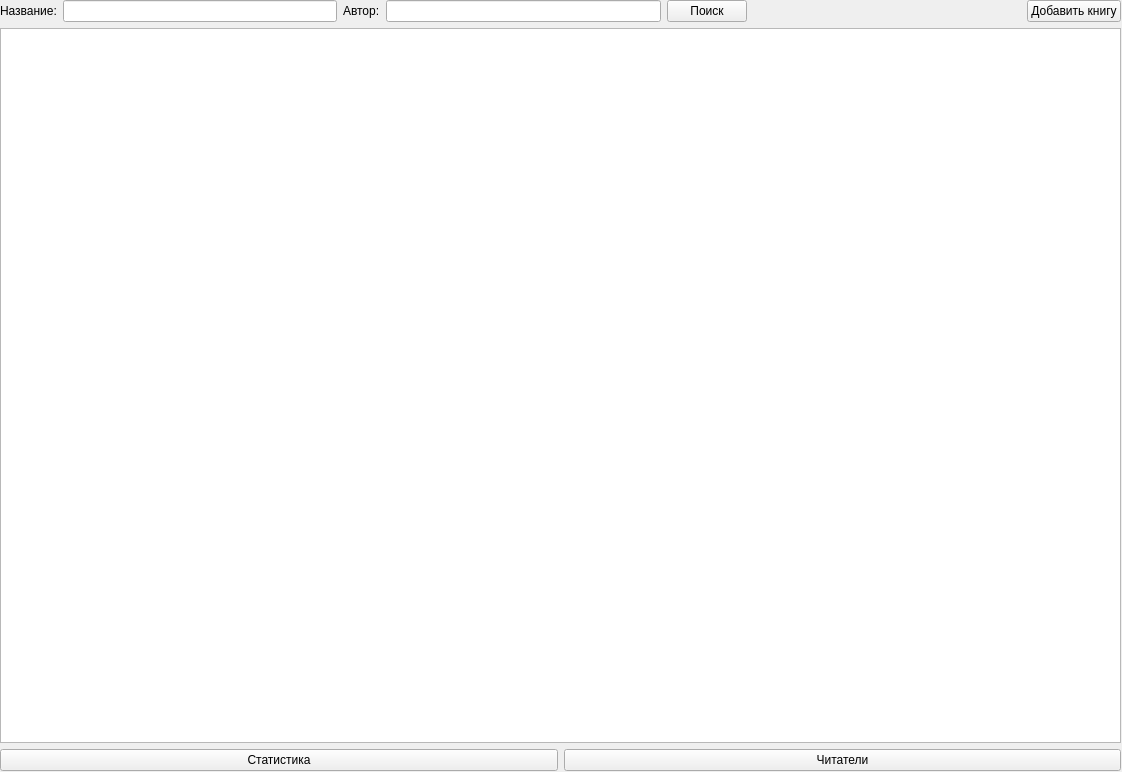
Old version of the form MainForm.ui in the repository sofia-on-air/librarian.
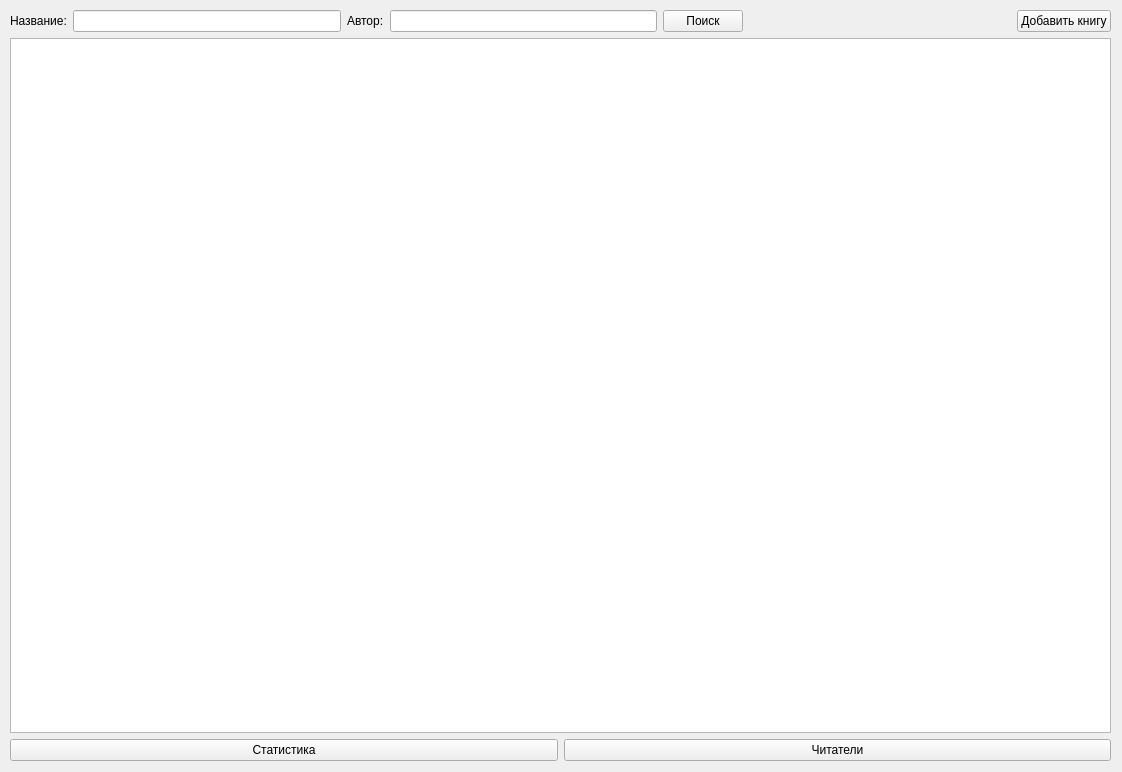
New version of the form.

Patch:
```diff
--- a/MainForm.ui
+++ b/MainForm.ui
@@ -16,10 +16,10 @@
   <widget class="QWidget" name="">
    <property name="geometry">
     <rect>
-     <x>0</x>
-     <y>0</y>
-     <width>1121</width>
-     <height>771</height>
+     <x>10</x>
+     <y>10</y>
+     <width>1101</width>
+     <height>751</height>
     </rect>
    </property>
    <layout class="QVBoxLayout" name="verticalLayout_2">
@@ -77,7 +77,7 @@
        </layout>
       </item>
       <item>
-       <widget class="QTableView" name="booksWidget"/>
+       <widget class="QTableWidget" name="booksWidget"/>
       </item>
      </layout>
     </item>
```
